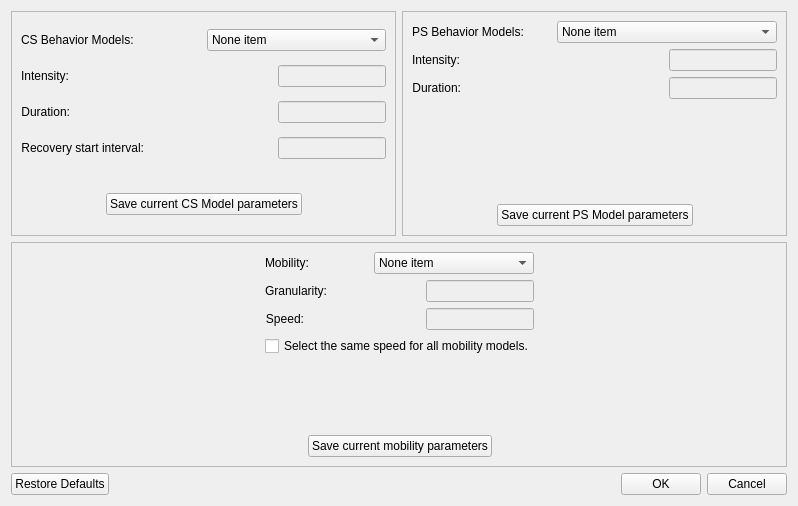
Qt form LTEsimGeneratorGUI/Ui/DataForms/tuningtrafficform.ui (moniss23/junit4) before a commit.
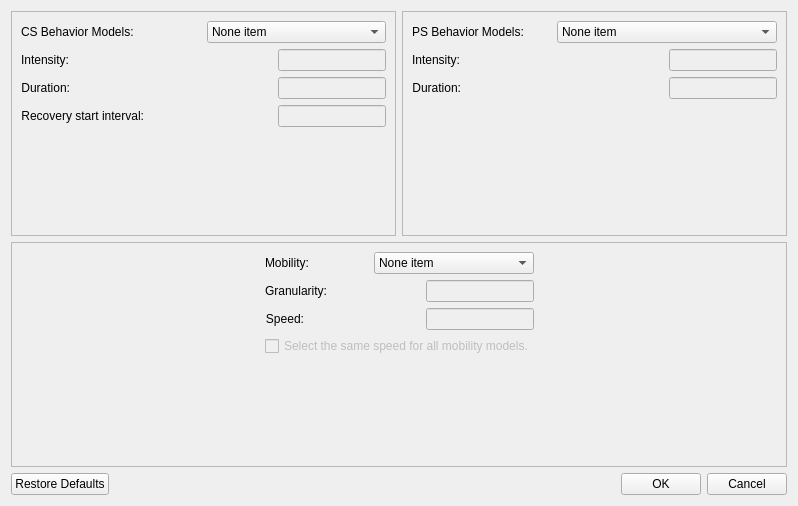
The same form after that commit.

Patch:
```diff
--- a/LTEsimGeneratorGUI/Ui/DataForms/tuningtrafficform.ui
+++ b/LTEsimGeneratorGUI/Ui/DataForms/tuningtrafficform.ui
@@ -177,7 +177,7 @@
            <enum>Qt::Vertical</enum>
           </property>
           <property name="sizeType">
-           <enum>QSizePolicy::Fixed</enum>
+           <enum>QSizePolicy::MinimumExpanding</enum>
           </property>
           <property name="sizeHint" stdset="0">
            <size>
@@ -187,43 +187,6 @@
           </property>
          </spacer>
         </item>
-        <item>
-         <layout class="QHBoxLayout" name="horizontalLayout_17">
-          <item>
-           <spacer name="horizontalSpacer_7">
-            <property name="orientation">
-             <enum>Qt::Horizontal</enum>
-            </property>
-            <property name="sizeHint" stdset="0">
-             <size>
-              <width>40</width>
-              <height>20</height>
-             </size>
-            </property>
-           </spacer>
-          </item>
-          <item>
-           <widget class="QPushButton" name="csSaveButton">
-            <property name="text">
-             <string>Save current CS Model parameters</string>
-            </property>
-           </widget>
-          </item>
-          <item>
-           <spacer name="horizontalSpacer_13">
-            <property name="orientation">
-             <enum>Qt::Horizontal</enum>
-            </property>
-            <property name="sizeHint" stdset="0">
-             <size>
-              <width>40</width>
-              <height>20</height>
-             </size>
-            </property>
-           </spacer>
-          </item>
-         </layout>
-        </item>
        </layout>
       </widget>
      </item>
@@ -376,43 +339,6 @@
           </property>
          </spacer>
         </item>
-        <item>
-         <layout class="QHBoxLayout" name="horizontalLayout_21">
-          <item>
-           <spacer name="horizontalSpacer_10">
-            <property name="orientation">
-             <enum>Qt::Horizontal</enum>
-            </property>
-            <property name="sizeHint" stdset="0">
-             <size>
-              <width>40</width>
-              <height>20</height>
-             </size>
-            </property>
-           </spacer>
-          </item>
-          <item>
-           <widget class="QPushButton" name="psSaveButton">
-            <property name="text">
-             <string>Save current PS Model parameters</string>
-            </property>
-           </widget>
-          </item>
-          <item>
-           <spacer name="horizontalSpacer_17">
-            <property name="orientation">
-             <enum>Qt::Horizontal</enum>
-            </property>
-            <property name="sizeHint" stdset="0">
-             <size>
-              <width>40</width>
-              <height>20</height>
-             </size>
-            </property>
-           </spacer>
-          </item>
-         </layout>
-        </item>
        </layout>
       </widget>
      </item>
@@ -590,6 +516,9 @@
         </item>
         <item>
          <widget class="QCheckBox" name="mobilityCheckBox">
+          <property name="enabled">
+           <bool>false</bool>
+          </property>
           <property name="text">
            <string>Select the same speed for all mobility models.</string>
           </property>
@@ -611,43 +540,6 @@
           </property>
          </spacer>
         </item>
-        <item>
-         <layout class="QHBoxLayout" name="horizontalLayout_14">
-          <item>
-           <spacer name="horizontalSpacer_16">
-            <property name="orientation">
-             <enum>Qt::Horizontal</enum>
-            </property>
-            <property name="sizeHint" stdset="0">
-             <size>
-              <width>40</width>
-              <height>20</height>
-             </size>
-            </property>
-           </spacer>
-          </item>
-          <item>
-           <widget class="QPushButton" name="mobilitySaveButton">
-            <property name="text">
-             <string>Save current mobility parameters</string>
-            </property>
-           </widget>
-          </item>
-          <item>
-           <spacer name="horizontalSpacer_8">
-            <property name="orientation">
-             <enum>Qt::Horizontal</enum>
-            </property>
-            <property name="sizeHint" stdset="0">
-             <size>
-              <width>40</width>
-              <height>20</height>
-             </size>
-            </property>
-           </spacer>
-          </item>
-         </layout>
-        </item>
        </layout>
       </item>
       <item>
```
